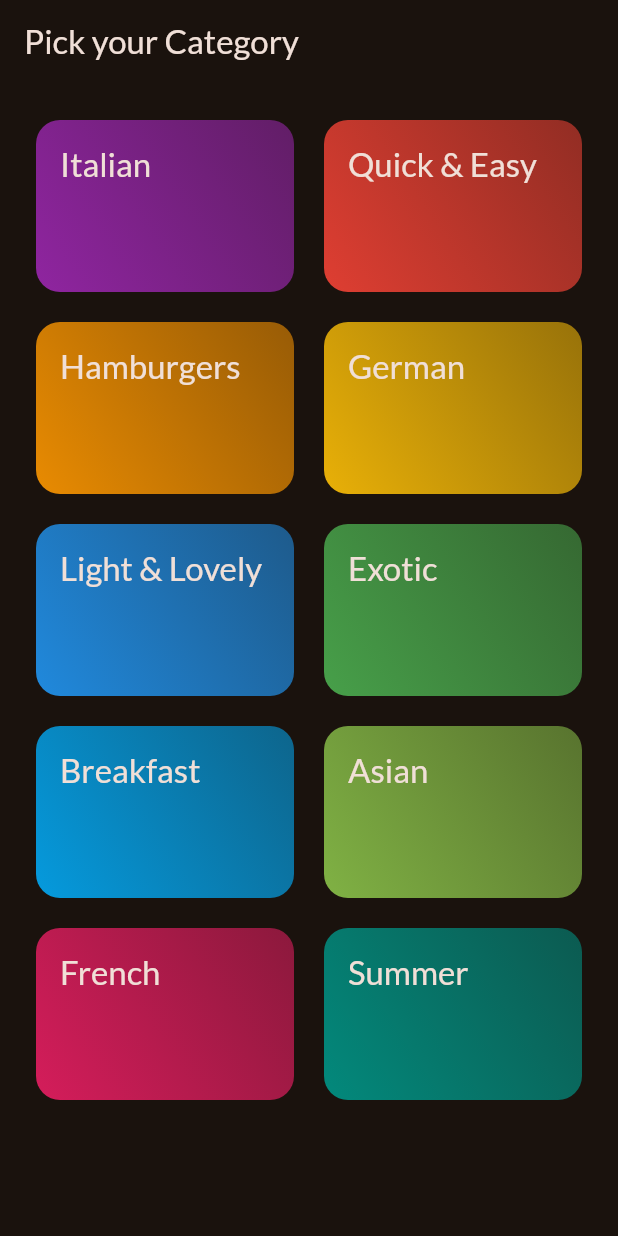
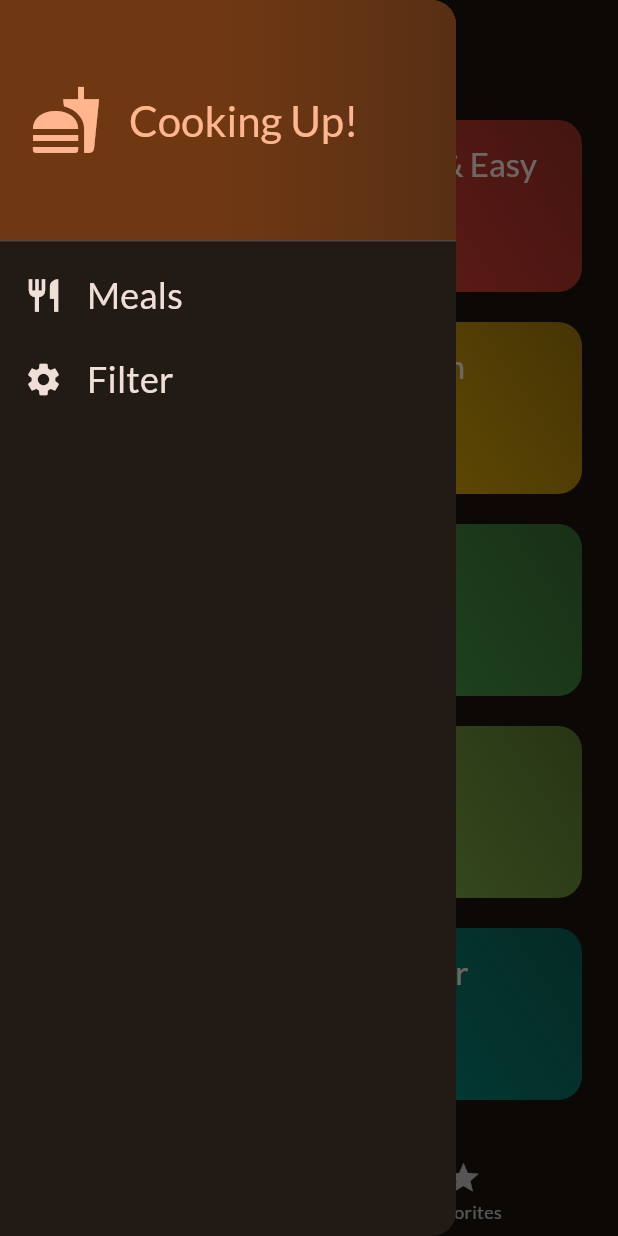
Before and after one commit to shonibaredavida/meals_app, a Flutter app: the screen it shows after launch, with the side drawer open (before the commit the screen has no drawer), on a phone screen of 412 x 824 dp. Run offline on Flutter 3.47's test engine with Material 2 defaults, Android fonts, the phone set to English and light mode, and no system bars; our stand-ins replace google_fonts, transparent_image.

Commit message:
filter screen Added

```diff
--- a/lib/main.dart
+++ b/lib/main.dart
@@ -1,7 +1,7 @@
 import 'package:flutter/material.dart';
 
 import 'package:google_fonts/google_fonts.dart';
-import 'package:meals_app/screens/categories_screen.dart';
+import 'package:meals_app/screens/tab_screen.dart';
 
 final theme = ThemeData(
   useMaterial3: true,
@@ -24,7 +24,7 @@ class App extends StatelessWidget {
     return MaterialApp(
       theme: theme,
       //  home: MealsScreen(meals: dummyMeals, title: "New"),
-      home: const CategoriesScreen(),
+      home: const TabScreen(),
     );
   }
 }
--- a/lib/screens/categories_screen.dart
+++ b/lib/screens/categories_screen.dart
@@ -1,24 +1,58 @@
 import 'package:flutter/material.dart';
 import 'package:meals_app/data/dummy_data.dart';
+import 'package:meals_app/models/category.dart';
+import 'package:meals_app/models/meal.dart';
+import 'package:meals_app/screens/filters_screen.dart';
 import 'package:meals_app/screens/meals.dart';
 import 'package:meals_app/widgets/category_grid_item.dart';
 
 class CategoriesScreen extends StatelessWidget {
-  const CategoriesScreen({super.key});
-  void _selectCategories(BuildContext ctx, title) {
+  const CategoriesScreen(
+      {super.key,
+      required this.toggleFavoriteStatus,
+      required this.selectedFilters});
+  final Map<Filters, bool> selectedFilters;
+  final void Function(Meal) toggleFavoriteStatus;
+
+  void _selectCategories(BuildContext ctx, Category category) {
+    List<Meal> availableMeals = dummyMeals.where((meal) {
+      if (meal.isGlutenFree && !selectedFilters[Filters.glutenFree]!) {
+        print(
+            "${meal.isGlutenFree} && !${selectedFilters[Filters.glutenFree]!}");
+        return false;
+      }
+      if (meal.isLactoseFree && !selectedFilters[Filters.lactoseFree]!) {
+        print(
+            "${meal.isLactoseFree} && !${selectedFilters[Filters.lactoseFree]!}");
+        return false;
+      }
+      if (meal.isVegetarian && !selectedFilters[Filters.vegetarian]!) {
+        print(
+            "${meal.isVegetarian} && ${!selectedFilters[Filters.vegetarian]!}");
+        return false;
+      }
+      if (meal.isVegan && !selectedFilters[Filters.vegan]!) {
+        print("${meal.isVegan} && !${selectedFilters[Filters.vegan]!}");
+        return false;
+      }
+      return true;
+    }).toList();
+    List<Meal> filterMeals = availableMeals
+        .where((meal) => meal.categories.contains(category.id))
+        .toList();
     Navigator.push(
         ctx,
         MaterialPageRoute(
-            builder: (ctx) => MealsScreen(title: title, meals: dummyMeals)));
+            builder: (ctx) => MealsScreen(
+                  title: category.title,
+                  meals: filterMeals,
+                  toggleFavStatus: toggleFavoriteStatus,
+                )));
   }
 
   @override
   Widget build(BuildContext context) {
-    return Scaffold(
-      appBar: AppBar(
-        title: const Text("Pick your Category"),
-      ),
-      body: GridView(
+    return GridView(
       padding: const EdgeInsets.all(24),
       gridDelegate: const SliverGridDelegateWithFixedCrossAxisCount(
           crossAxisCount: 2,
@@ -30,10 +64,9 @@ class CategoriesScreen extends StatelessWidget {
           CategoryGridItem(
               category: category,
               onSelectCategory: () {
-                  _selectCategories(context, category.title);
+                _selectCategories(context, category);
               })
       ],
-      ),
     );
   }
 }
--- /dev/null
+++ b/lib/screens/tab_screen.dart
@@ -0,0 +1,113 @@
+import 'package:flutter/material.dart';
+import 'package:meals_app/models/meal.dart';
+import 'package:meals_app/screens/categories_screen.dart';
+import 'package:meals_app/screens/filters_screen.dart';
+import 'package:meals_app/screens/meals.dart';
+import 'package:meals_app/widgets/main_drawer.dart';
+
+const kInitialFilters = {
+  Filters.glutenFree: false,
+  Filters.lactoseFree: false,
+  Filters.vegan: false,
+  Filters.vegetarian: false,
+};
+
+class TabScreen extends StatefulWidget {
+  const TabScreen({super.key});
+  @override
+  State<TabScreen> createState() {
+    return _TabScreenState();
+  }
+}
+
+class _TabScreenState extends State<TabScreen> {
+  final List<Meal> _favMeals = [];
+  var _selectedFilter = kInitialFilters;
+  void showInfoMessage(String message) {
+    ScaffoldMessenger.of(context).clearSnackBars();
+    ScaffoldMessenger.of(context).showSnackBar(SnackBar(
+      content: Text(message),
+      duration: const Duration(seconds: 5),
+    ));
+  }
+
+  void _toggleMealFavStatus(Meal meal) {
+    final isExisting = _favMeals.contains(meal);
+    if (!isExisting) {
+      _favMeals.add(meal);
+      //  print(_favMeals[0].title);
+      showInfoMessage("Meal added to Favorite Meals");
+    } else {
+      _favMeals.remove(meal);
+      //   print(_favMeals);
+      showInfoMessage("Meal removed from Favorite Meals");
+    }
+    setState(() {});
+  }
+
+  int _selectedPageIndex = 0;
+  void _selectPage(int index) {
+    setState(() {
+      _selectedPageIndex = index;
+    });
+  }
+
+  void selectDrawerPage(String identifier) async {
+    Navigator.pop(context);
+    if (identifier == "filter") {
+      var result = await Navigator.push<Map<Filters, bool>>(
+        context,
+        MaterialPageRoute(
+          builder: (ctx) => FilterScreen(
+            selectedFilter: _selectedFilter,
+          ),
+        ),
+      );
+
+      setState(() {
+        _selectedFilter = result ?? kInitialFilters;
+      });
+      // print(result);
+    }
+  }
+
+  @override
+  Widget build(BuildContext context) {
+    Widget activePage = CategoriesScreen(
+      toggleFavoriteStatus: _toggleMealFavStatus,
+      selectedFilters: _selectedFilter,
+    );
+    var pageTitle = "Categories";
+    if (_selectedPageIndex == 1) {
+      activePage = MealsScreen(
+        meals: _favMeals,
+        toggleFavStatus: _toggleMealFavStatus,
+      );
+      pageTitle = "Your Favorites";
+    }
+
+    return Scaffold(
+      appBar: AppBar(
+        centerTitle: false,
+        title: Text(pageTitle),
+      ),
+      drawer: MainDrawer(
+        identifier: selectDrawerPage,
+      ),
+      body: activePage,
+      bottomNavigationBar: BottomNavigationBar(
+        onTap: _selectPage,
+        currentIndex: _selectedPageIndex,
+        items: const [
+          BottomNavigationBarItem(
+              icon: Icon(Icons.set_meal), label: "Categories"),
+          BottomNavigationBarItem(
+              icon: Icon(
+                Icons.star,
+              ),
+              label: "Favorites"),
+        ],
+      ),
+    );
+  }
+}
--- /dev/null
+++ b/lib/widgets/main_drawer.dart
@@ -0,0 +1,72 @@
+import 'package:flutter/material.dart';
+
+class MainDrawer extends StatelessWidget {
+  const MainDrawer({super.key, required this.identifier});
+  final void Function(String) identifier;
+  @override
+  Widget build(BuildContext context) {
+    return Drawer(
+      child: Column(
+        crossAxisAlignment: CrossAxisAlignment.stretch,
+        children: [
+          DrawerHeader(
+            padding: const EdgeInsets.all(20),
+            decoration: BoxDecoration(
+                gradient: LinearGradient(colors: [
+              Theme.of(context).colorScheme.primaryContainer,
+              Theme.of(context).colorScheme.primaryContainer.withOpacity(0.7)
+            ], begin: Alignment.bottomCenter, end: Alignment.bottomRight)),
+            child: Row(
+              children: [
+                Icon(Icons.fastfood,
+                    color: Theme.of(context).colorScheme.primary, size: 48),
+                const SizedBox(
+                  width: 18,
+                ),
+                Text(
+                  "Cooking Up!",
+                  textAlign: TextAlign.center,
+                  style: Theme.of(context).textTheme.titleLarge!.copyWith(
+                      color: Theme.of(context).colorScheme.primary,
+                      fontSize: 28),
+                ),
+              ],
+            ),
+          ),
+          ListTile(
+            onTap: () {
+              identifier("meal");
+            },
+            leading: Icon(
+              Icons.restaurant,
+              size: 26,
+              color: Theme.of(context).colorScheme.onBackground,
+            ),
+            title: Text(
+              "Meals",
+              style: Theme.of(context).textTheme.titleSmall!.copyWith(
+                  color: Theme.of(context).colorScheme.onBackground,
+                  fontSize: 24),
+            ),
+          ),
+          ListTile(
+            onTap: () {
+              identifier("filter");
+            },
+            leading: Icon(
+              Icons.settings,
+              size: 26,
+              color: Theme.of(context).colorScheme.onBackground,
+            ),
+            title: Text(
+              "Filter",
+              style: Theme.of(context).textTheme.titleSmall!.copyWith(
+                  color: Theme.of(context).colorScheme.onBackground,
+                  fontSize: 24),
+            ),
+          )
+        ],
+      ),
+    );
+  }
+}
```
Also changed, not shown: lib/screens/filters_screen.dart (added, +139 -0 lines), lib/screens/meal_details_screen.dart (added, +91 -0 lines), lib/screens/meals.dart (+15 -5 lines), lib/widgets/meal_info.dart (added, +47 -0 lines), lib/widgets/meal_item.dart (+11 -2 lines), lib/widgets/meal_short_info.dart (added, +38 -0 lines). Lines whose indentation alone changed are shown as unchanged.
